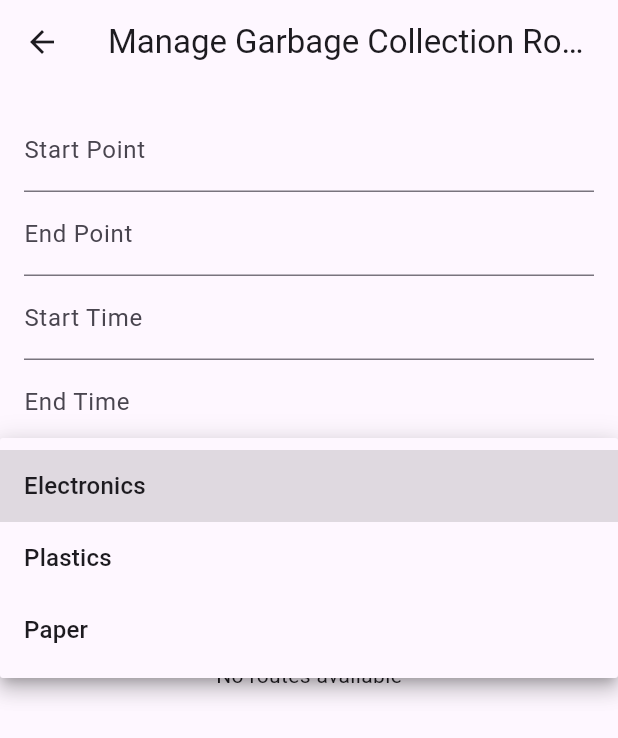
After one commit to rumaiz013414/Kunu_lk, a Flutter app: the ManageGarbageRoutesPage screen opened directly, after a tap on "Waste Type", on a phone screen of 412 x 824 dp. The commit adds this screen. Shown: the top 738 px of the screen. Run offline on Flutter 3.47's test engine with Material 3 defaults, Android fonts, the phone set to English and light mode, and no system bars; our stand-ins replace cloud_firestore, firebase_auth, firebase_core, firebase_storage, image_picker; accounts and stored records are empty.

Commit message:
implemented routes crud operations

```diff
--- a/lib/admin_screens/admin_home.dart
+++ b/lib/admin_screens/admin_home.dart
@@ -1,5 +1,5 @@
 import 'package:flutter/material.dart';
-import './create_garbage_route.dart';
+import './manage_garbage_routes.dart';
 import './view_customers.dart'; // Placeholder for the manage customers page
 import './view_garbage_collectors.dart'; // Placeholder for the manage garbage collectors page
 
@@ -26,12 +26,12 @@ class AdminHome extends StatelessWidget {
             ),
             ListTile(
               leading: Icon(Icons.route),
-              title: Text('Add Routes'),
+              title: Text('Manage Routes'),
               onTap: () {
                 Navigator.push(
                   context,
                   MaterialPageRoute(
-                      builder: (context) => CreateGarbageRoutePage()),
+                      builder: (context) => ManageGarbageRoutesPage()),
                 );
               },
             ),
--- /dev/null
+++ b/lib/admin_screens/edit_route_page.dart
@@ -0,0 +1,177 @@
+import 'package:flutter/material.dart';
+import 'package:cloud_firestore/cloud_firestore.dart';
+import 'package:intl/intl.dart';
+
+class EditRoutePage extends StatefulWidget {
+  final String routeId;
+  final Map<String, dynamic> routeData;
+
+  EditRoutePage({required this.routeId, required this.routeData});
+
+  @override
+  _EditRoutePageState createState() => _EditRoutePageState();
+}
+
+class _EditRoutePageState extends State<EditRoutePage> {
+  final _formKey = GlobalKey<FormState>();
+  late TextEditingController _startPointController;
+  late TextEditingController _endPointController;
+  late TextEditingController _startTimeController;
+  late TextEditingController _endTimeController;
+  String? _selectedWasteType;
+
+  @override
+  void initState() {
+    super.initState();
+    _startPointController =
+        TextEditingController(text: widget.routeData['start_point']);
+    _endPointController =
+        TextEditingController(text: widget.routeData['end_point']);
+    _startTimeController =
+        TextEditingController(text: widget.routeData['start_time']);
+    _endTimeController =
+        TextEditingController(text: widget.routeData['end_time']);
+    _selectedWasteType = widget.routeData['waste_type'];
+  }
+
+  @override
+  void dispose() {
+    _startPointController.dispose();
+    _endPointController.dispose();
+    _startTimeController.dispose();
+    _endTimeController.dispose();
+    super.dispose();
+  }
+
+  Future<void> _selectTime(
+      BuildContext context, TextEditingController controller) async {
+    final TimeOfDay? picked = await showTimePicker(
+      context: context,
+      initialTime: TimeOfDay.now(),
+    );
+    if (picked != null) {
+      final now = DateTime.now();
+      final time =
+          DateTime(now.year, now.month, now.day, picked.hour, picked.minute);
+      controller.text = DateFormat('HH:mm').format(time);
+    }
+  }
+
+  void _updateRoute() async {
+    if (_formKey.currentState!.validate()) {
+      String startPoint = _startPointController.text.trim();
+      String endPoint = _endPointController.text.trim();
+      String startTime = _startTimeController.text.trim();
+      String endTime = _endTimeController.text.trim();
+      String wasteType = _selectedWasteType!;
+
+      try {
+        await FirebaseFirestore.instance
+            .collection('garbage_routes')
+            .doc(widget.routeId)
+            .update({
+          'start_point': startPoint,
+          'end_point': endPoint,
+          'start_time': startTime,
+          'end_time': endTime,
+          'waste_type': wasteType,
+        });
+
+        ScaffoldMessenger.of(context).showSnackBar(
+          SnackBar(content: Text('Route updated successfully')),
+        );
+
+        Navigator.pop(context);
+      } catch (e) {
+        ScaffoldMessenger.of(context).showSnackBar(
+          SnackBar(content: Text('Error: ${e.toString()}')),
+        );
+      }
+    }
+  }
+
+  @override
+  Widget build(BuildContext context) {
+    return Scaffold(
+      appBar: AppBar(
+        title: Text('Edit Garbage Collection Route'),
+      ),
+      body: Padding(
+        padding: const EdgeInsets.all(16.0),
+        child: Form(
+          key: _formKey,
+          child: Column(
+            children: [
+              TextFormField(
+                controller: _startPointController,
+                decoration: InputDecoration(labelText: 'Start Point'),
+                validator: (value) {
+                  if (value == null || value.isEmpty) {
+                    return 'Please enter a start point';
+                  }
+                  return null;
+                },
+              ),
+              TextFormField(
+                controller: _endPointController,
+                decoration: InputDecoration(labelText: 'End Point'),
+                validator: (value) {
+                  if (value == null || value.isEmpty) {
+                    return 'Please enter an end point';
+                  }
+                  return null;
+                },
+              ),
+              TextFormField(
+                controller: _startTimeController,
+                readOnly: true,
+                decoration: InputDecoration(labelText: 'Start Time'),
+                onTap: () => _selectTime(context, _startTimeController),
+              ),
+              TextFormField(
+                controller: _endTimeController,
+                readOnly: true,
+                decoration: InputDecoration(labelText: 'End Time'),
+                onTap: () => _selectTime(context, _endTimeController),
+              ),
+              DropdownButtonFormField<String>(
+                value: _selectedWasteType,
+                decoration: InputDecoration(labelText: 'Waste Type'),
+                items: [
+                  DropdownMenuItem(
+                    value: 'Electronics',
+                    child: Text('Electronics'),
+                  ),
+                  DropdownMenuItem(
+                    value: 'Plastics',
+                    child: Text('Plastics'),
+                  ),
+                  DropdownMenuItem(
+                    value: 'Paper',
+                    child: Text('Paper'),
+                  ),
+                ],
+                onChanged: (value) {
+                  setState(() {
+                    _selectedWasteType = value;
+                  });
+                },
+                validator: (value) {
+                  if (value == null) {
+                    return 'Please select a waste type';
+                  }
+                  return null;
+                },
+              ),
+              SizedBox(height: 20),
+              ElevatedButton(
+                onPressed: _updateRoute,
+                child: Text('Save'),
+              ),
+            ],
+          ),
+        ),
+      ),
+    );
+  }
+}
--- /dev/null
+++ b/lib/admin_screens/manage_garbage_routes.dart
@@ -0,0 +1,249 @@
+import 'package:flutter/material.dart';
+import 'package:cloud_firestore/cloud_firestore.dart';
+import 'package:intl/intl.dart';
+import 'edit_route_page.dart';
+
+class ManageGarbageRoutesPage extends StatefulWidget {
+  @override
+  _ManageGarbageRoutesPageState createState() =>
+      _ManageGarbageRoutesPageState();
+}
+
+class _ManageGarbageRoutesPageState extends State<ManageGarbageRoutesPage> {
+  final _formKey = GlobalKey<FormState>();
+  final TextEditingController _startPointController = TextEditingController();
+  final TextEditingController _endPointController = TextEditingController();
+  final TextEditingController _startTimeController = TextEditingController();
+  final TextEditingController _endTimeController = TextEditingController();
+  String? _selectedRouteId;
+  String? _selectedWasteType;
+
+  @override
+  void dispose() {
+    _startPointController.dispose();
+    _endPointController.dispose();
+    _startTimeController.dispose();
+    _endTimeController.dispose();
+    super.dispose();
+  }
+
+  Future<void> _selectTime(
+      BuildContext context, TextEditingController controller) async {
+    final TimeOfDay? picked = await showTimePicker(
+      context: context,
+      initialTime: TimeOfDay.now(),
+    );
+    if (picked != null) {
+      final now = DateTime.now();
+      final time =
+          DateTime(now.year, now.month, now.day, picked.hour, picked.minute);
+      controller.text = DateFormat('HH:mm').format(time);
+    }
+  }
+
+  void _createRoute() async {
+    if (_formKey.currentState!.validate()) {
+      String startPoint = _startPointController.text.trim();
+      String endPoint = _endPointController.text.trim();
+      String startTime = _startTimeController.text.trim();
+      String endTime = _endTimeController.text.trim();
+      String wasteType = _selectedWasteType!;
+
+      try {
+        await FirebaseFirestore.instance.collection('garbage_routes').add({
+          'start_point': startPoint,
+          'end_point': endPoint,
+          'start_time': startTime,
+          'end_time': endTime,
+          'waste_type': wasteType,
+          'created_at': Timestamp.now(),
+        });
+        ScaffoldMessenger.of(context).showSnackBar(
+          SnackBar(content: Text('Route created successfully')),
+        );
+
+        // Clear the form fields
+        _startPointController.clear();
+        _endPointController.clear();
+        _startTimeController.clear();
+        _endTimeController.clear();
+        setState(() {
+          _selectedRouteId = null;
+          _selectedWasteType = null;
+        });
+      } catch (e) {
+        ScaffoldMessenger.of(context).showSnackBar(
+          SnackBar(content: Text('Error: ${e.toString()}')),
+        );
+      }
+    }
+  }
+
+  void _deleteRoute(String routeId) async {
+    try {
+      await FirebaseFirestore.instance
+          .collection('garbage_routes')
+          .doc(routeId)
+          .delete();
+      ScaffoldMessenger.of(context).showSnackBar(
+        SnackBar(content: Text('Route deleted successfully')),
+      );
+    } catch (e) {
+      ScaffoldMessenger.of(context).showSnackBar(
+        SnackBar(content: Text('Error deleting route: ${e.toString()}')),
+      );
+    }
+  }
+
+  void _navigateToEditRoutePage(DocumentSnapshot route) {
+    Navigator.push(
+      context,
+      MaterialPageRoute(
+        builder: (context) => EditRoutePage(
+          routeId: route.id,
+          routeData: route.data() as Map<String, dynamic>,
+        ),
+      ),
+    );
+  }
+
+  @override
+  Widget build(BuildContext context) {
+    return Scaffold(
+      appBar: AppBar(
+        title: Text('Manage Garbage Collection Routes'),
+      ),
+      body: Padding(
+        padding: const EdgeInsets.all(16.0),
+        child: Column(
+          children: [
+            Form(
+              key: _formKey,
+              child: Column(
+                children: [
+                  TextFormField(
+                    controller: _startPointController,
+                    decoration: InputDecoration(labelText: 'Start Point'),
+                    validator: (value) {
+                      if (value == null || value.isEmpty) {
+                        return 'Please enter a start point';
+                      }
+                      return null;
+                    },
+                  ),
+                  TextFormField(
+                    controller: _endPointController,
+                    decoration: InputDecoration(labelText: 'End Point'),
+                    validator: (value) {
+                      if (value == null || value.isEmpty) {
+                        return 'Please enter an end point';
+                      }
+                      return null;
+                    },
+                  ),
+                  TextFormField(
+                    controller: _startTimeController,
+                    readOnly: true,
+                    decoration: InputDecoration(labelText: 'Start Time'),
+                    onTap: () => _selectTime(context, _startTimeController),
+                  ),
+                  TextFormField(
+                    controller: _endTimeController,
+                    readOnly: true,
+                    decoration: InputDecoration(labelText: 'End Time'),
+                    onTap: () => _selectTime(context, _endTimeController),
+                  ),
+                  DropdownButtonFormField<String>(
+                    value: _selectedWasteType,
+                    decoration: InputDecoration(labelText: 'Waste Type'),
+                    items: [
+                      DropdownMenuItem(
+                        value: 'Electronics',
+                        child: Text('Electronics'),
+                      ),
+                      DropdownMenuItem(
+                        value: 'Plastics',
+                        child: Text('Plastics'),
+                      ),
+                      DropdownMenuItem(
+                        value: 'Paper',
+                        child: Text('Paper'),
+                      ),
+                    ],
+                    onChanged: (value) {
+                      setState(() {
+                        _selectedWasteType = value;
+                      });
+                    },
+                    validator: (value) {
+                      if (value == null) {
+                        return 'Please select a waste type';
+                      }
+                      return null;
+                    },
+                  ),
+                  SizedBox(height: 20),
+                  ElevatedButton(
+                    onPressed: _createRoute,
+                    child: Text('Create Route'),
+                  ),
+                ],
+              ),
+            ),
+            SizedBox(height: 20),
+            Expanded(
+              child: StreamBuilder<QuerySnapshot>(
+                stream: FirebaseFirestore.instance
+                    .collection('garbage_routes')
+                    .snapshots(),
+                builder: (context, snapshot) {
+                  if (snapshot.connectionState == ConnectionState.waiting) {
+                    return CircularProgressIndicator();
+                  }
+                  if (snapshot.hasError) {
+                    return Text('Error: ${snapshot.error}');
+                  }
+
+                  if (!snapshot.hasData || snapshot.data!.docs.isEmpty) {
+                    return Text('No routes available');
+                  }
+
+                  return ListView.builder(
+                    itemCount: snapshot.data!.docs.length,
+                    itemBuilder: (context, index) {
+                      final route = snapshot.data!.docs[index];
+                      final routeData = route.data() as Map<String, dynamic>;
+                      return ListTile(
+                        title: Text(
+                            'Start: ${routeData['start_point']} - End: ${routeData['end_point']}'),
+                        subtitle: routeData.containsKey('start_time') &&
+                                routeData.containsKey('end_time')
+                            ? Text(
+                                'Time: ${routeData['start_time']} - ${routeData['end_time']}\nWaste: ${routeData['waste_type']}')
+                            : Text(
+                                'Time: Not specified\nWaste: ${routeData['waste_type']}'),
+                        trailing: Row(
+                          mainAxisSize: MainAxisSize.min,
+                          children: [
+                            IconButton(
+                              icon: Icon(Icons.edit),
+                              onPressed: () => _navigateToEditRoutePage(route),
+                            ),
+                            IconButton(
+                              icon: Icon(Icons.delete),
+                              onPressed: () => _deleteRoute(route.id),
+                            ),
+                          ],
+                        ),
+                      );
+                    },
+                  );
+                },
+              ),
+            ),
+          ],
+        ),
+      ),
+    );
+  }
+}
--- a/pubspec.yaml
+++ b/pubspec.yaml
@@ -40,6 +40,7 @@ dependencies:
   cloud_firestore: ^5.1.0
   firebase_storage: ^12.1.1
   image_picker: ^1.1.2
+  intl: ^0.19.0
 
 dev_dependencies:
   flutter_test:
```
Also changed, not shown: lib/admin_screens/create_garbage_route.dart (deleted, +0 -84 lines), pubspec.lock.
